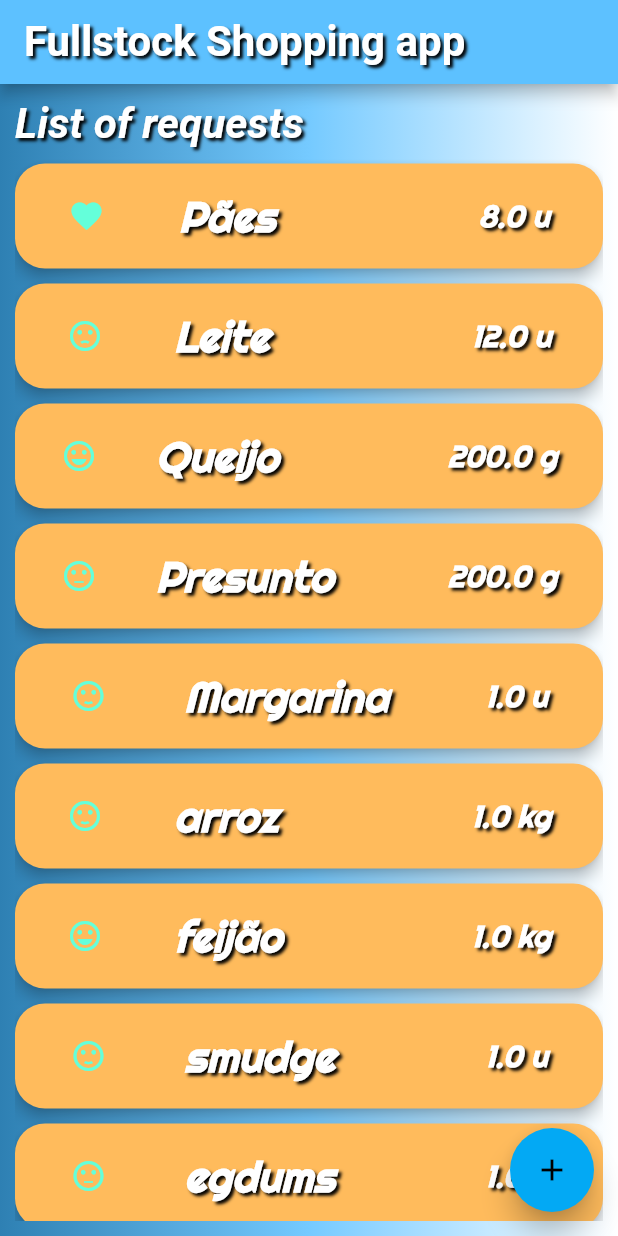
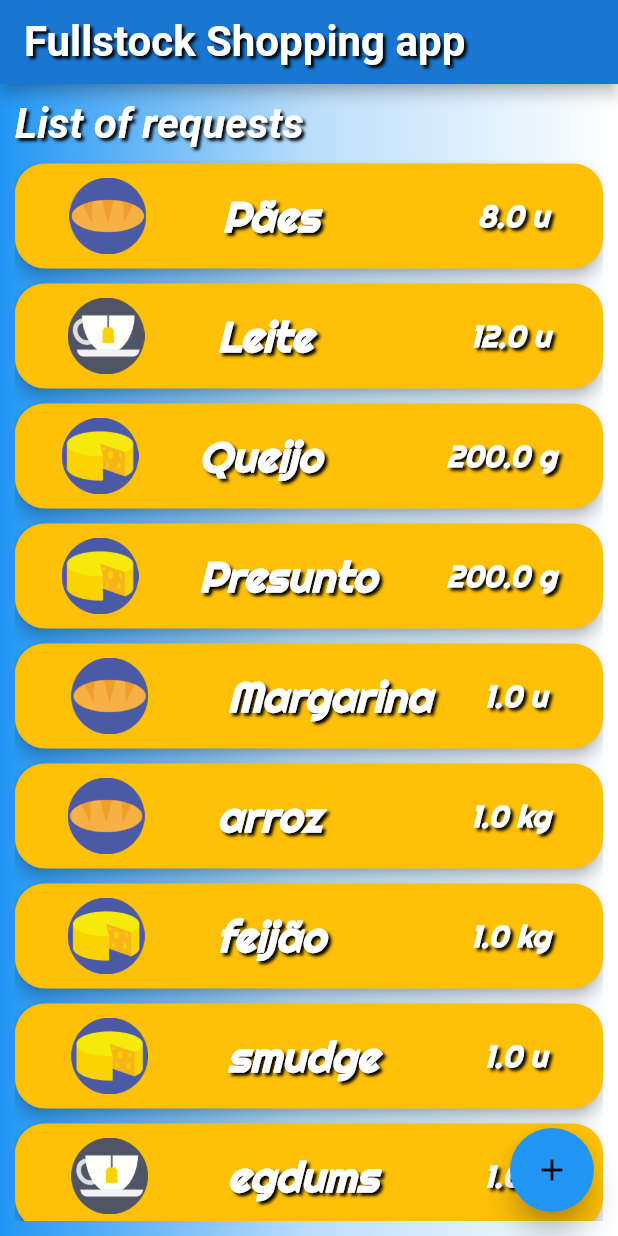
Before and after one commit to GabrielMartins173/FullStockMobileShoppingApp, a Flutter app: the screen it shows after launch, on a phone screen of 412 x 824 dp. Run offline on Flutter 3.47's test engine with Material 2 defaults, Android fonts, the phone set to English and light mode, and no system bars; Roboto replaces fonts that are missing (Courgette).

Commit message:
color change and icons

```diff
--- a/lib/Request.dart
+++ b/lib/Request.dart
@@ -9,7 +9,7 @@ class Request {
   double quantity;
   String quantification;
   double priority;
-  IconData icon;
+  String icon;
 
   Request(this.title, this.quantity, this.quantification, this.icon);
 }
--- /dev/null
+++ b/lib/constants/FoodIcons.dart
@@ -0,0 +1,8 @@
+// ignore: avoid_web_libraries_in_flutter
+
+
+class FoodIcons {
+  static const BREAD = '017-bread-2.png';
+  static const CHEESE = '004-cheese-1.png';
+  static const TEA = '027-tea.png';
+}
--- a/lib/constants/FullStockColors.dart
+++ b/lib/constants/FullStockColors.dart
@@ -5,9 +5,13 @@ import 'package:flutter/cupertino.dart';
 import 'package:flutter/material.dart';
 
 class FullStockColors {
-  static const AZULAO = 0XFF2E80B3;
-  static const AZULZIN = 0XFF75CAFF;
-  static const OTOAZUL = 0XFF5DC1FF;
-  static const COR_DO_AFRONOQUIO = 0XFFB37216;
-  static const COR_DO_PINOQUIO = 0XFFFFBB5C;
+  static const PRIMARY= 0XFF2196F3;
+  static const DARK_PRIMARY = 0XFF1976D2;
+  static const LIGHT_PRIMARY = 0XFFBBDEFB;
+  static const ACCENT = 0XFFFFC107;
+  static const LIGHT_ACCENT = 0XFFFFEB3B;
+  static const PRIMARY_TEXT = 0XFF212121;
+  static const SECONDARY_TEXT = 0XFF757575;
+  static const TEXT = 0XFFFFFFFF;
+  static const DIVIDER = 0XFFBDBDBD;
 }
--- a/lib/pages/CreationPage.dart
+++ b/lib/pages/CreationPage.dart
@@ -3,6 +3,7 @@ import 'dart:ui';
 
 import 'package:flutter/cupertino.dart';
 import 'package:flutter/material.dart';
+import 'package:fullstock/constants/FullStockColors.dart';
 
 class CreationPage extends StatefulWidget {
   final String title;
@@ -14,18 +15,12 @@ class CreationPage extends StatefulWidget {
 }
 
 class _CreationPageState extends State<CreationPage> {
-  static const AZULAO = 0XFF2E80B3;
-  static const AZULZIN = 0XFF75CAFF;
-  static const OTOAZUL = 0XFF5DC1FF;
-  static const COR_DO_AFRONOQUIO = 0XFFB37216;
-  static const COR_DO_PINOQUIO = 0XFFFFBB5C;
-
   @override
   Widget build(BuildContext context) {
     return Scaffold(
-      backgroundColor: Color(AZULAO),
+      backgroundColor: Color(FullStockColors.DARK_PRIMARY),
       appBar: AppBar(
-        backgroundColor: Color(OTOAZUL),
+        backgroundColor: Color(FullStockColors.DARK_PRIMARY),
         title: Text(widget.title,
             textAlign: TextAlign.center,
             style: TextStyle(
@@ -41,7 +36,12 @@ class _CreationPageState extends State<CreationPage> {
           child: Container(
             decoration: BoxDecoration(
                 gradient: LinearGradient(
-              colors: [Color(AZULAO), Color(AZULZIN), Colors.white],
+              colors: [
+                Color(FullStockColors.DARK_PRIMARY),
+                Color(FullStockColors.PRIMARY),
+                Color(FullStockColors.LIGHT_PRIMARY),
+                Colors.white
+              ],
             )),
             padding: EdgeInsets.all(10.0),
           ),
--- a/lib/pages/MyHomePage.dart
+++ b/lib/pages/MyHomePage.dart
@@ -4,6 +4,7 @@ import 'dart:ui';
 import 'package:flutter/cupertino.dart';
 import 'package:flutter/material.dart';
 import 'package:fullstock/Request.dart';
+import 'package:fullstock/constants/FoodIcons.dart';
 
 import '../constants/FullStockColors.dart';
 
@@ -18,15 +19,15 @@ class MyHomePage extends StatefulWidget {
 
 class _MyHomePageState extends State<MyHomePage> {
   static List<Request> TEST_REQUEST_LIST = [
-    new Request('Pães', 8, 'u', Icons.favorite),
-    new Request('Leite', 12, 'u', Icons.sentiment_dissatisfied),
-    new Request('Queijo', 200, 'g', Icons.sentiment_very_satisfied),
-    new Request('Presunto', 200, 'g', Icons.sentiment_neutral),
-    new Request('Margarina', 1, 'u', Icons.sentiment_satisfied),
-    new Request('arroz', 1, 'kg', Icons.sentiment_satisfied),
-    new Request('feijão', 1, 'kg', Icons.sentiment_very_satisfied),
-    new Request('smudge', 1, 'u', Icons.sentiment_satisfied),
-    new Request('egdums', 1, 'u', Icons.sentiment_neutral)
+    new Request('Pães', 8, 'u', FoodIcons.BREAD),
+    new Request('Leite', 12, 'u', FoodIcons.TEA),
+    new Request('Queijo', 200, 'g', FoodIcons.CHEESE),
+    new Request('Presunto', 200, 'g', FoodIcons.CHEESE),
+    new Request('Margarina', 1, 'u', FoodIcons.BREAD),
+    new Request('arroz', 1, 'kg', FoodIcons.BREAD),
+    new Request('feijão', 1, 'kg', FoodIcons.CHEESE),
+    new Request('smudge', 1, 'u', FoodIcons.CHEESE),
+    new Request('egdums', 1, 'u', FoodIcons.TEA)
   ];
 
   List<Widget> generateRequestList(List<Request> requestList) {
@@ -51,12 +52,11 @@ class _MyHomePageState extends State<MyHomePage> {
             clipBehavior: Clip.hardEdge,
             shape: RoundedRectangleBorder(
                 borderRadius: BorderRadius.circular(20.0)),
-            color: Color(FullStockColors.COR_DO_PINOQUIO),
+            color: Color(FullStockColors.ACCENT),
             animationDuration: Duration(seconds: 1),
             colorBrightness: Brightness.dark,
-            highlightColor: Color(FullStockColors.COR_DO_AFRONOQUIO),
-            splashColor: Color(FullStockColors.COR_DO_AFRONOQUIO),
-            textTheme: ButtonTextTheme.accent,
+            highlightColor: Color(FullStockColors.LIGHT_ACCENT),
+            splashColor: Color(FullStockColors.LIGHT_ACCENT),
             elevation: 4.0,
             highlightElevation: 0.0,
             onPressed: () {
@@ -69,17 +69,15 @@ class _MyHomePageState extends State<MyHomePage> {
                 crossAxisAlignment: CrossAxisAlignment.center,
                 mainAxisAlignment: MainAxisAlignment.spaceEvenly,
                 children: <Widget>[
-                  Icon(
-                    request.icon,
-                    //color: Colors.pink,
-                    size: 24.0,
-                    semanticLabel: 'icon',
+                  Image.asset(
+                    'icons/food/' + request.icon,
+                    scale: 10,
                   ),
                   SizedBox(
                     width: 10.0,
                   ),
                   Container(
-                    width: 180.0,
+                    width: 150.0,
                     child: Text(
                       request.title,
                       textAlign: TextAlign.left,
@@ -121,9 +119,9 @@ class _MyHomePageState extends State<MyHomePage> {
   @override
   Widget build(BuildContext context) {
     return Scaffold(
-      backgroundColor: Color(FullStockColors.AZULAO),
+      backgroundColor: Color(FullStockColors.DARK_PRIMARY),
       appBar: AppBar(
-        backgroundColor: Color(FullStockColors.OTOAZUL),
+        backgroundColor: Color(FullStockColors.DARK_PRIMARY),
         title: Text(widget.title,
             textAlign: TextAlign.center,
             style: TextStyle(
@@ -138,8 +136,8 @@ class _MyHomePageState extends State<MyHomePage> {
           decoration: BoxDecoration(
               gradient: LinearGradient(
             colors: [
-              Color(FullStockColors.AZULAO),
-              Color(FullStockColors.AZULZIN),
+              Color(FullStockColors.PRIMARY),
+              Color(FullStockColors.LIGHT_PRIMARY),
               Colors.white
             ],
           )),
@@ -151,7 +149,7 @@ class _MyHomePageState extends State<MyHomePage> {
         ),
       ),
       floatingActionButton: FloatingActionButton(
-          backgroundColor: Colors.lightBlue,
+          backgroundColor: Color(FullStockColors.PRIMARY),
           elevation: 8.0,
           highlightElevation: 1.0,
           onPressed: () {},
--- a/pubspec.yaml
+++ b/pubspec.yaml
@@ -41,8 +41,8 @@ flutter:
   uses-material-design: true
 
   # To add assets to your application, add an assets section, like this:
-  #assets:
-  #  - images/*
+  assets:
+    - icons/food/
 
   fonts:
   - family: BowlbyOne
```
